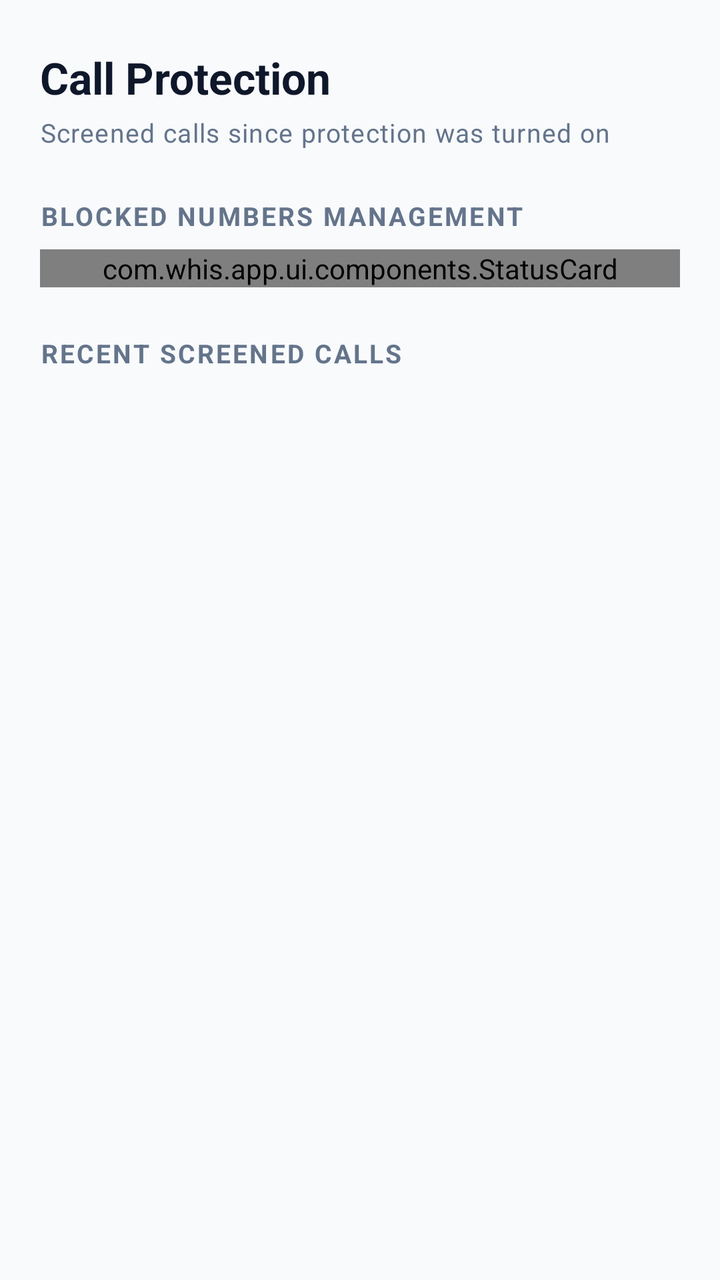
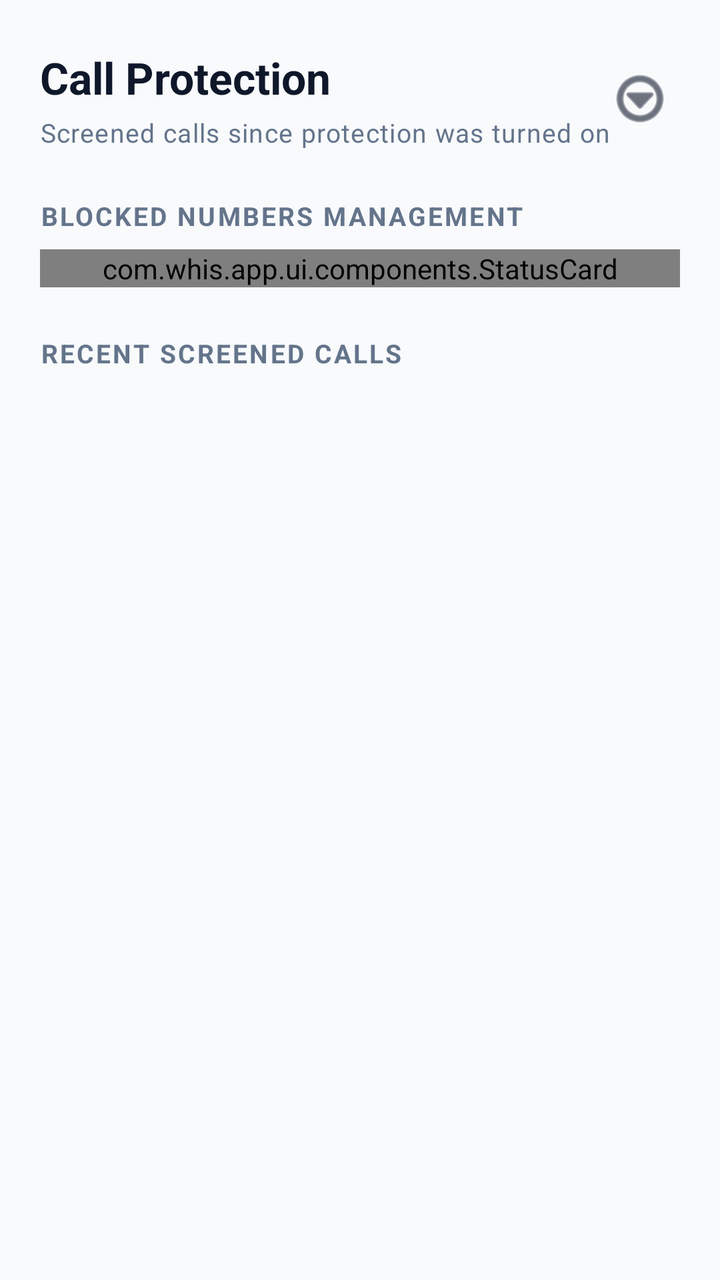

Two renders of the same Android screen: before a commit and after it. Below are the layout's source before the change and the commit's diff.
<!-- AndroidManifest.xml: application theme Theme.Whis -->
<!-- res/layout/fragment_calls.xml -->
<?xml version="1.0" encoding="utf-8"?>
<ScrollView xmlns:android="http://schemas.android.com/apk/res/android"
    android:fitsSystemWindows="true"
    android:layout_width="match_parent"
    android:layout_height="match_parent"
    android:fillViewport="true"
    android:background="@color/whis_bg">

    <LinearLayout
        android:layout_width="match_parent"
        android:layout_height="wrap_content"
        android:orientation="vertical"
        android:paddingHorizontal="@dimen/whis_spacing_screen_margin"
        android:paddingTop="@dimen/whis_spacing_section"
        android:paddingBottom="@dimen/whis_spacing_section">

        <TextView
            android:layout_width="wrap_content"
            android:layout_height="wrap_content"
            android:text="Call Protection"
            style="@style/Whis.TextAppearance.H1" />

        <TextView
            android:layout_width="wrap_content"
            android:layout_height="wrap_content"
            android:layout_marginTop="4dp"
            android:text="Screened calls since protection was turned on"
            style="@style/Whis.TextAppearance.Caption" />

        
        <TextView
            android:layout_width="wrap_content"
            android:layout_height="wrap_content"
            android:layout_marginTop="@dimen/whis_spacing_section"
            android:text="Blocked Numbers Management"
            style="@style/Whis.TextAppearance.H2" />

        <com.whis.app.ui.components.StatusCard
            android:layout_width="match_parent"
            android:layout_height="wrap_content"
            android:layout_marginTop="@dimen/whis_spacing_base">

            <LinearLayout
                android:id="@+id/container_blocked_numbers"
                android:layout_width="match_parent"
                android:layout_height="wrap_content"
                android:orientation="vertical" />

        </com.whis.app.ui.components.StatusCard>

        
        <TextView
            android:layout_width="wrap_content"
            android:layout_height="wrap_content"
            android:layout_marginTop="@dimen/whis_spacing_section"
            android:text="Recent Screened Calls"
            style="@style/Whis.TextAppearance.H2" />

        <androidx.recyclerview.widget.RecyclerView
            android:id="@+id/rv_calls_feed"
            android:layout_width="match_parent"
            android:layout_height="wrap_content"
            android:layout_marginTop="@dimen/whis_spacing_base"
            android:nestedScrollingEnabled="false" />

        
        <include
            layout="@layout/layout_empty_state"
            android:id="@+id/calls_empty_state"
            android:layout_width="match_parent"
            android:layout_height="wrap_content"
            android:layout_marginTop="24dp" />

    </LinearLayout>
</ScrollView>
<!-- res/layout/layout_empty_state.xml (included above) -->
<?xml version="1.0" encoding="utf-8"?>
<LinearLayout xmlns:android="http://schemas.android.com/apk/res/android"
    android:id="@+id/empty_state_root"
    android:layout_width="match_parent"
    android:layout_height="wrap_content"
    android:orientation="vertical"
    android:gravity="center"
    android:paddingVertical="40dp"
    android:visibility="gone">

    
    <ImageView
        android:id="@+id/empty_state_icon"
        android:layout_width="80dp"
        android:layout_height="80dp"
        android:src="@drawable/ic_shield_check"
        android:contentDescription="Shield protection icon"
        android:layout_marginBottom="20dp" />

    <TextView
        android:id="@+id/empty_state_title"
        android:layout_width="wrap_content"
        android:layout_height="wrap_content"
        android:text="All clear."
        android:textColor="@color/whis_text_hi"
        android:textSize="18sp"
        android:textStyle="bold"
        android:layout_marginBottom="6dp" />

    <TextView
        android:id="@+id/empty_state_subtitle"
        android:layout_width="wrap_content"
        android:layout_height="wrap_content"
        android:text="No activity yet."
        android:textColor="@color/whis_text_mid"
        android:textSize="14sp"
        android:gravity="center" />

</LinearLayout>
<!-- resources referenced by this layout -->
<resources>
  <color name="whis_bg">#F8FAFC</color>
  <color name="whis_text_hi">#0F172A</color>
  <color name="whis_text_mid">#64748B</color>
  <dimen name="whis_spacing_base">8dp</dimen>
  <dimen name="whis_spacing_screen_margin">20dp</dimen>
  <dimen name="whis_spacing_section">24dp</dimen>
  <!-- drawable ic_shield_check (drawable) -->
  <?xml version="1.0" encoding="utf-8"?>
  <vector xmlns:android="http://schemas.android.com/apk/res/android"
      android:width="64dp"
      android:height="64dp"
      android:viewportWidth="24"
      android:viewportHeight="24">
  
      
      <path
          android:fillColor="#41C85A"
          android:pathData="M12,1L3,5v6c0,5.55,3.84,10.74,9,12c5.16,-1.26,9,-6.45,9,-12V5L12,1z" />
  
      
      <path
          android:fillColor="#FFFFFF"
          android:pathData="M10,14.17L7.83,12l-1.42,1.41L10,17l6,-6,-1.41,-1.41L10,14.17z" />
  </vector>
  <style name="Whis.TextAppearance.Caption" parent="TextAppearance.MaterialComponents.Caption">
          <item name="android:fontFamily">@font/outfit</item>
          <item name="android:textSize">13sp</item>
          <item name="android:textColor">@color/whis_text_mid</item>
      </style>
  <style name="Whis.TextAppearance.H1" parent="TextAppearance.MaterialComponents.Headline5">
          <item name="android:fontFamily">@font/outfit</item>
          <item name="android:textSize">22sp</item>
          <item name="android:textStyle">bold</item>
          <item name="android:textColor">@color/whis_text_hi</item>
      </style>
  <style name="Whis.TextAppearance.H2" parent="TextAppearance.MaterialComponents.Overline">
          <item name="android:fontFamily">@font/outfit</item>
          <item name="android:textSize">13sp</item>
          <item name="android:textStyle">bold</item>
          <item name="android:textAllCaps">true</item>
          <item name="android:letterSpacing">0.08</item>
          <item name="android:textColor">@color/whis_text_mid</item>
      </style>
  <style name="Theme.Whis" parent="Theme.MaterialComponents.DayNight.NoActionBar">
  
          
          <item name="colorPrimary">@color/whis_trusted</item>
          <item name="colorPrimaryVariant">@color/whis_green_dark</item>
          <item name="colorOnPrimary">#FFFFFF</item>
  
          
          <item name="colorSecondary">@color/whis_likely_safe</item>
          <item name="colorOnSecondary">#FFFFFF</item>
  
          
          <item name="colorSurface">@color/whis_surface</item>
          <item name="colorOnSurface">@color/whis_text_hi</item>
          <item name="android:colorBackground">@color/whis_bg</item>
          <item name="android:windowBackground">@color/whis_bg</item>
  
          
          <item name="android:textColorPrimary">@color/whis_text_hi</item>
          <item name="android:textColorSecondary">@color/whis_text_mid</item>
          <item name="android:textColorHint">@color/whis_text_mid</item>
  
          
          <item name="android:statusBarColor">@color/whis_bg</item>
          <item name="android:windowLightStatusBar">true</item>
  
          
          <item name="android:navigationBarColor">@color/whis_surface_elevated</item>
          <item name="android:windowLightNavigationBar" tools:targetApi="o_mr1">true</item>
  
      </style>
  <color name="whis_trusted">#16A34A</color>
  <color name="whis_green_dark">#15803D</color>
  <color name="whis_likely_safe">#22C55E</color>
  <color name="whis_surface">#FFFFFF</color>
  <color name="whis_surface_elevated">#F1F5F9</color>
</resources>

<!-- the commit's change to res/layout/fragment_calls.xml (unified diff, before → after) -->
@@ -14,18 +14,44 @@
         android:paddingTop="@dimen/whis_spacing_section"
         android:paddingBottom="@dimen/whis_spacing_section">
 
-        <TextView
-            android:layout_width="wrap_content"
-            android:layout_height="wrap_content"
-            android:text="Call Protection"
-            style="@style/Whis.TextAppearance.H1" />
+        
+        <RelativeLayout
+            android:layout_width="match_parent"
+            android:layout_height="wrap_content">
 
-        <TextView
-            android:layout_width="wrap_content"
-            android:layout_height="wrap_content"
-            android:layout_marginTop="4dp"
-            android:text="Screened calls since protection was turned on"
-            style="@style/Whis.TextAppearance.Caption" />
+            <LinearLayout
+                android:layout_width="wrap_content"
+                android:layout_height="wrap_content"
+                android:layout_alignParentStart="true"
+                android:orientation="vertical">
+
+                <TextView
+                    android:layout_width="wrap_content"
+                    android:layout_height="wrap_content"
+                    android:text="Call Protection"
+                    style="@style/Whis.TextAppearance.H1" />
+
+                <TextView
+                    android:layout_width="wrap_content"
+                    android:layout_height="wrap_content"
+                    android:layout_marginTop="4dp"
+                    android:text="Screened calls since protection was turned on"
+                    style="@style/Whis.TextAppearance.Caption" />
+
+            </LinearLayout>
+
+            <ImageButton
+                android:id="@+id/btn_calls_menu"
+                android:layout_width="40dp"
+                android:layout_height="40dp"
+                android:layout_alignParentEnd="true"
+                android:layout_centerVertical="true"
+                android:background="?attr/selectableItemBackgroundBorderless"
+                android:contentDescription="Options Menu"
+                android:src="@android:drawable/ic_menu_more"
+                android:tint="@color/whis_text_hi" />
+
+        </RelativeLayout>
 
         
         <TextView
